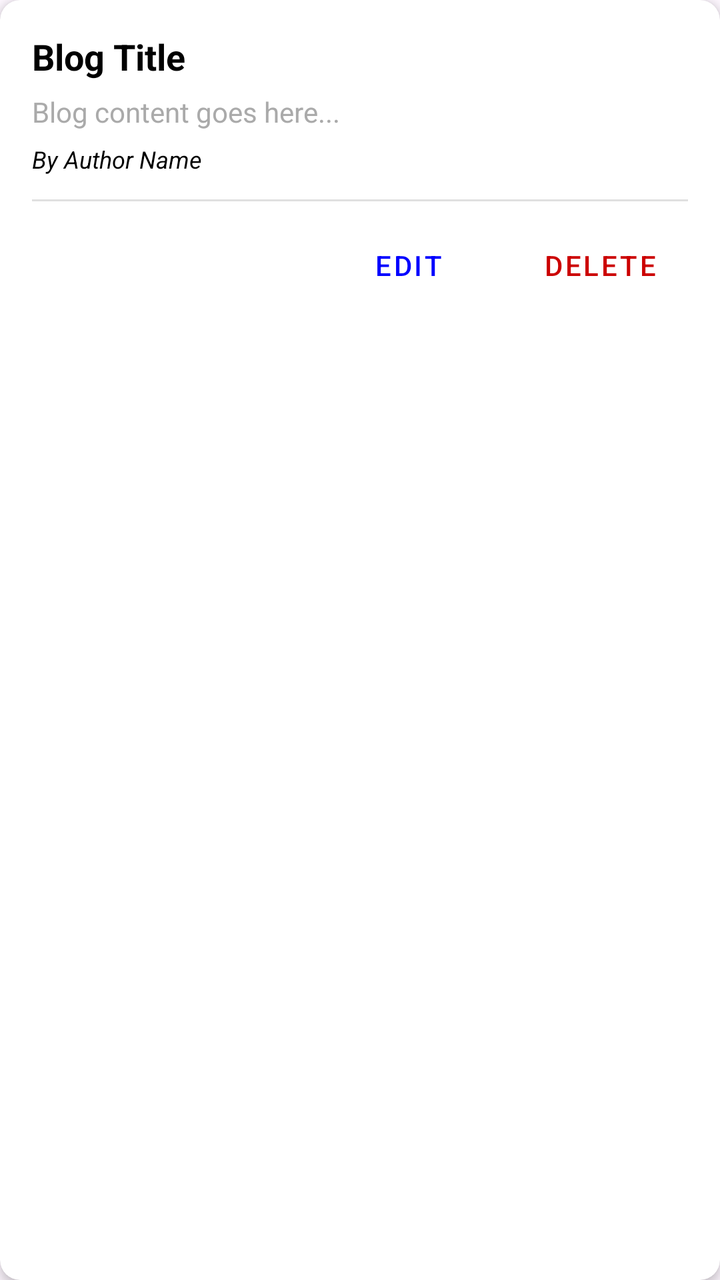
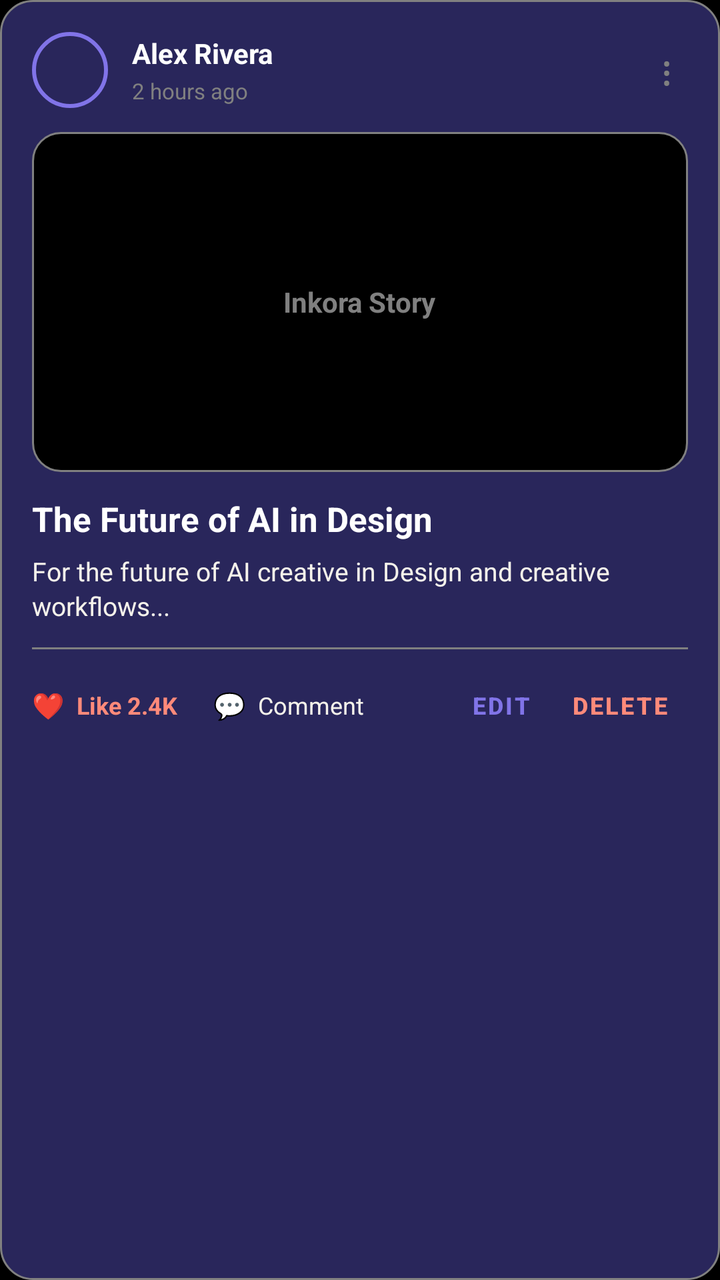

Two renders of the same Android screen: before a commit and after it. Below are the layout's source before the change and the commit's diff.
<!-- AndroidManifest.xml: application theme Theme.Task_3 -->
<!-- res/layout/item_blog.xml -->
<?xml version="1.0" encoding="utf-8"?>
<androidx.cardview.widget.CardView
    xmlns:android="http://schemas.android.com/apk/res/android"
    xmlns:app="http://schemas.android.com/apk/res-auto"
    android:layout_width="match_parent"
    android:layout_height="wrap_content"
    android:layout_marginHorizontal="4dp"
    android:layout_marginVertical="6dp"
    app:cardCornerRadius="10dp"
    app:cardElevation="3dp"
    android:background="@color/white">

    <LinearLayout
        android:layout_width="match_parent"
        android:layout_height="wrap_content"
        android:orientation="vertical"
        android:padding="16dp">

        <TextView
            android:id="@+id/tvBlogTitle"
            android:layout_width="match_parent"
            android:layout_height="wrap_content"
            android:text="Blog Title"
            android:textColor="@android:color/black"
            android:textSize="18sp"
            android:textStyle="bold" />

        <TextView
            android:id="@+id/tvBlogContent"
            android:layout_width="match_parent"
            android:layout_height="wrap_content"
            android:layout_marginTop="6dp"
            android:text="Blog content goes here..."
            android:textColor="@android:color/darker_gray"
            android:textSize="14sp" />

        <TextView
            android:id="@+id/tvBlogAuthor"
            android:layout_width="match_parent"
            android:layout_height="wrap_content"
            android:layout_marginTop="6dp"
            android:text="By Author Name"
            android:textColor="@android:color/black"
            android:textSize="12sp"
            android:textStyle="italic" />

        <View
            android:layout_width="match_parent"
            android:layout_height="1dp"
            android:layout_marginTop="12dp"
            android:layout_marginBottom="8dp"
            android:background="#E0E0E0" />

        <LinearLayout
            android:layout_width="match_parent"
            android:layout_height="wrap_content"
            android:gravity="end"
            android:orientation="horizontal">

            <Button
                android:id="@+id/btnEdit"
                style="@style/Widget.MaterialComponents.Button.TextButton"
                android:layout_width="wrap_content"
                android:layout_height="wrap_content"
                android:text="Edit"
                android:textColor="@color/Blue" />

            <Button
                android:id="@+id/btnDelete"
                style="@style/Widget.MaterialComponents.Button.TextButton"
                android:layout_width="wrap_content"
                android:layout_height="wrap_content"
                android:layout_marginStart="8dp"
                android:text="Delete"
                android:textColor="@android:color/holo_red_dark" />

        </LinearLayout>

    </LinearLayout>

</androidx.cardview.widget.CardView>
<!-- resources referenced by this layout -->
<resources>
  <color name="Blue">#0000FF</color>
  <color name="white">#FFFFFFFF</color>
  <style name="Theme.Task_3" parent="Base.Theme.Task_3" />
  <style name="Base.Theme.Task_3" parent="Theme.Material3.DayNight.NoActionBar">
          
          <item name="colorPrimary">@color/Blue</item>
          <item name="colorPrimaryVariant">@color/Blue</item>
          <item name="android:statusBarColor">@color/Blue</item>
      </style>
</resources>

<!-- the commit's change to res/layout/item_blog.xml (unified diff, before → after) -->
@@ -1,81 +1,203 @@
 <?xml version="1.0" encoding="utf-8"?>
-<androidx.cardview.widget.CardView
+<LinearLayout
     xmlns:android="http://schemas.android.com/apk/res/android"
     xmlns:app="http://schemas.android.com/apk/res-auto"
     android:layout_width="match_parent"
     android:layout_height="wrap_content"
-    android:layout_marginHorizontal="4dp"
-    android:layout_marginVertical="6dp"
-    app:cardCornerRadius="10dp"
-    app:cardElevation="3dp"
-    android:background="@color/white">
-
+    android:orientation="vertical"
+    android:layout_marginBottom="16dp"
+    android:background="@drawable/bg_card_dark"
+    android:padding="16dp">
+
+    
     <LinearLayout
         android:layout_width="match_parent"
         android:layout_height="wrap_content"
-        android:orientation="vertical"
-        android:padding="16dp">
+        android:gravity="center_vertical"
+        android:orientation="horizontal">
+
+        
+        <View
+            android:id="@+id/avatarPlaceholder"
+            android:layout_width="38dp"
+            android:layout_height="38dp"
+            android:background="@drawable/bg_avatar_placeholder" />
+
+        <LinearLayout
+            android:layout_width="0dp"
+            android:layout_height="wrap_content"
+            android:layout_marginStart="12dp"
+            android:layout_weight="1"
+            android:orientation="vertical">
+
+            <TextView
+                android:id="@+id/tvBlogAuthor"
+                android:layout_width="wrap_content"
+                android:layout_height="wrap_content"
+                android:text="Alex Rivera"
+                android:textColor="@color/White"
+                android:textSize="14sp"
+                android:textStyle="bold" />
+
+            <TextView
+                android:id="@+id/tvBlogTime"
+                android:layout_width="wrap_content"
+                android:layout_height="wrap_content"
+                android:layout_marginTop="2dp"
+                android:text="2 hours ago"
+                android:textColor="@color/Grey"
+                android:textSize="11sp" />
+        </LinearLayout>
 
         <TextView
-            android:id="@+id/tvBlogTitle"
-            android:layout_width="match_parent"
-            android:layout_height="wrap_content"
-            android:text="Blog Title"
-            android:textColor="@android:color/black"
-            android:textSize="18sp"
+            android:id="@+id/tvOptions"
+            android:layout_width="wrap_content"
+            android:layout_height="wrap_content"
+            android:paddingHorizontal="8dp"
+            android:text="⋮"
+            android:textColor="@color/Grey"
+            android:textSize="20sp" />
+    </LinearLayout>
+
+    
+    <FrameLayout
+        android:id="@+id/coverImageContainer"
+        android:layout_width="match_parent"
+        android:layout_height="170dp"
+        android:layout_marginTop="12dp"
+        android:background="@drawable/bg_image_placeholder">
+
+        <TextView
+            android:layout_width="wrap_content"
+            android:layout_height="wrap_content"
+            android:layout_gravity="center"
+            android:text="Inkora Story"
+            android:textColor="@color/Grey"
+            android:textSize="14sp"
             android:textStyle="bold" />
-
-        <TextView
-            android:id="@+id/tvBlogContent"
-            android:layout_width="match_parent"
-            android:layout_height="wrap_content"
-            android:layout_marginTop="6dp"
-            android:text="Blog content goes here..."
-            android:textColor="@android:color/darker_gray"
-            android:textSize="14sp" />
-
-        <TextView
-            android:id="@+id/tvBlogAuthor"
-            android:layout_width="match_parent"
-            android:layout_height="wrap_content"
-            android:layout_marginTop="6dp"
-            android:text="By Author Name"
-            android:textColor="@android:color/black"
+    </FrameLayout>
+
+    
+    <TextView
+        android:id="@+id/tvBlogTitle"
+        android:layout_width="match_parent"
+        android:layout_height="wrap_content"
+        android:layout_marginTop="12dp"
+        android:text="The Future of AI in Design"
+        android:textColor="@color/White"
+        android:textSize="17sp"
+        android:textStyle="bold"
+        android:lineSpacingExtra="2dp" />
+
+    
+    <TextView
+        android:id="@+id/tvBlogContent"
+        android:layout_width="match_parent"
+        android:layout_height="wrap_content"
+        android:layout_marginTop="6dp"
+        android:ellipsize="end"
+        android:maxLines="2"
+        android:text="For the future of AI creative in Design and creative workflows..."
+        android:textColor="@color/Warm_Ivory"
+        android:textSize="13sp"
+        android:lineSpacingExtra="2dp" />
+
+    
+    <View
+        android:layout_width="match_parent"
+        android:layout_height="1dp"
+        android:layout_marginTop="12dp"
+        android:layout_marginBottom="10dp"
+        android:background="@color/Grey" />
+
+    
+    <LinearLayout
+        android:layout_width="match_parent"
+        android:layout_height="wrap_content"
+        android:gravity="center_vertical"
+        android:orientation="horizontal">
+
+        
+        <LinearLayout
+            android:id="@+id/layoutLike"
+            android:layout_width="wrap_content"
+            android:layout_height="wrap_content"
+            android:gravity="center_vertical"
+            android:orientation="horizontal"
+            android:paddingVertical="4dp">
+
+            <TextView
+                android:layout_width="wrap_content"
+                android:layout_height="wrap_content"
+                android:text="❤️"
+                android:textSize="13sp" />
+
+            <TextView
+                android:id="@+id/tvLikesCount"
+                android:layout_width="wrap_content"
+                android:layout_height="wrap_content"
+                android:layout_marginStart="6dp"
+                android:text="Like 2.4K"
+                android:textColor="@color/Coral_Accent"
+                android:textSize="12sp"
+                android:textStyle="bold" />
+        </LinearLayout>
+
+        
+        <LinearLayout
+            android:id="@+id/layoutComment"
+            android:layout_width="wrap_content"
+            android:layout_height="wrap_content"
+            android:layout_marginStart="18dp"
+            android:gravity="center_vertical"
+            android:orientation="horizontal"
+            android:paddingVertical="4dp">
+
+            <TextView
+                android:layout_width="wrap_content"
+                android:layout_height="wrap_content"
+                android:text="💬"
+                android:textSize="13sp" />
+
+            <TextView
+                android:layout_width="wrap_content"
+                android:layout_height="wrap_content"
+                android:layout_marginStart="6dp"
+                android:text="Comment"
+                android:textColor="@color/Warm_Ivory"
+                android:textSize="12sp" />
+        </LinearLayout>
+
+        <View
+            android:layout_width="0dp"
+            android:layout_height="1dp"
+            android:layout_weight="1" />
+
+        
+        <androidx.appcompat.widget.AppCompatButton
+            android:id="@+id/btnEdit"
+            style="@style/Widget.MaterialComponents.Button.TextButton"
+            android:layout_width="wrap_content"
+            android:layout_height="36dp"
+            android:minWidth="48dp"
+            android:paddingHorizontal="10dp"
+            android:text="Edit"
+            android:textColor="@color/Soft_Violet"
             android:textSize="12sp"
-            android:textStyle="italic" />
-
-        <View
-            android:layout_width="match_parent"
-            android:layout_height="1dp"
-            android:layout_marginTop="12dp"
-            android:layout_marginBottom="8dp"
-            android:background="#E0E0E0" />
-
-        <LinearLayout
-            android:layout_width="match_parent"
-            android:layout_height="wrap_content"
-            android:gravity="end"
-            android:orientation="horizontal">
-
-            <Button
-                android:id="@+id/btnEdit"
-                style="@style/Widget.MaterialComponents.Button.TextButton"
-                android:layout_width="wrap_content"
-                android:layout_height="wrap_content"
-                android:text="Edit"
-                android:textColor="@color/Blue" />
-
-            <Button
-                android:id="@+id/btnDelete"
-                style="@style/Widget.MaterialComponents.Button.TextButton"
-                android:layout_width="wrap_content"
-                android:layout_height="wrap_content"
-                android:layout_marginStart="8dp"
-                android:text="Delete"
-                android:textColor="@android:color/holo_red_dark" />
-
-        </LinearLayout>
-
+            android:textStyle="bold" />
+
+        
+        <androidx.appcompat.widget.AppCompatButton
+            android:id="@+id/btnDelete"
+            style="@style/Widget.MaterialComponents.Button.TextButton"
+            android:layout_width="wrap_content"
+            android:layout_height="36dp"
+            android:minWidth="48dp"
+            android:paddingHorizontal="10dp"
+            android:text="Delete"
+            android:textColor="@color/Coral_Accent"
+            android:textSize="12sp"
+            android:textStyle="bold" />
     </LinearLayout>
 
-</androidx.cardview.widget.CardView>
+</LinearLayout>
<!-- resource entries referenced after the edit -->
@@ -1,13 +1,49 @@
 <!-- resources referenced by this layout -->
 <resources>
-  <color name="Blue">#0000FF</color>
-  <color name="white">#FFFFFFFF</color>
+  <color name="Coral_Accent">#FF8A7A</color>
+  <color name="Grey">#808080</color>
+  <color name="Soft_Violet">#8174E8</color>
+  <color name="Warm_Ivory">#F5F2EB</color>
+  <color name="White">#FFFFFF</color>
+  <!-- drawable bg_avatar_placeholder (drawable) -->
+  <?xml version="1.0" encoding="utf-8"?>
+  <shape xmlns:android="http://schemas.android.com/apk/res/android"
+      android:shape="oval">
+      <solid android:color="@color/Midnight_indigo" />
+      <stroke
+          android:width="2dp"
+          android:color="@color/Soft_Violet" />
+  </shape>
+  <!-- drawable bg_card_dark (drawable) -->
+  <?xml version="1.0" encoding="utf-8"?>
+  <shape xmlns:android="http://schemas.android.com/apk/res/android"
+      android:shape="rectangle">
+      <solid android:color="@color/Midnight_indigo" />
+      <stroke
+          android:width="1dp"
+          android:color="@color/Grey" />
+      <corners android:radius="16dp" />
+  </shape>
+  <!-- drawable bg_image_placeholder (drawable) -->
+  <?xml version="1.0" encoding="utf-8"?>
+  <shape xmlns:android="http://schemas.android.com/apk/res/android"
+      android:shape="rectangle">
+      <solid android:color="@color/Black" />
+      <stroke
+          android:width="1dp"
+          android:color="@color/Grey" />
+      <corners android:radius="14dp" />
+  </shape>
   <style name="Theme.Task_3" parent="Base.Theme.Task_3" />
+  <color name="Midnight_indigo">#29265B</color>
+  <color name="Black">#000000</color>
   <style name="Base.Theme.Task_3" parent="Theme.Material3.DayNight.NoActionBar">
-          
-          <item name="colorPrimary">@color/Blue</item>
-          <item name="colorPrimaryVariant">@color/Blue</item>
-          <item name="android:statusBarColor">@color/Blue</item>
+          <item name="colorPrimary">@color/Soft_Violet</item>
+          <item name="colorPrimaryVariant">@color/Midnight_indigo</item>
+          <item name="colorSecondary">@color/Coral_Accent</item>
+          <item name="android:statusBarColor">@color/Midnight_indigo</item>
+          <item name="android:windowBackground">@color/Black</item>
+          <item name="android:navigationBarColor">@color/Midnight_indigo</item>
       </style>
 </resources>
 
